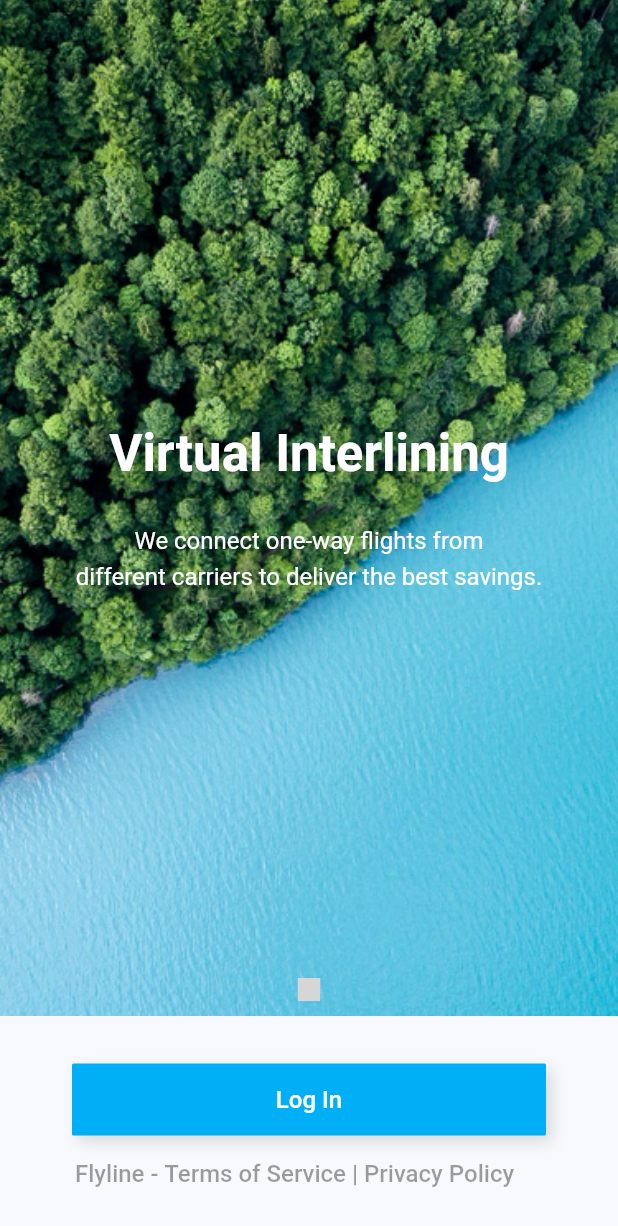
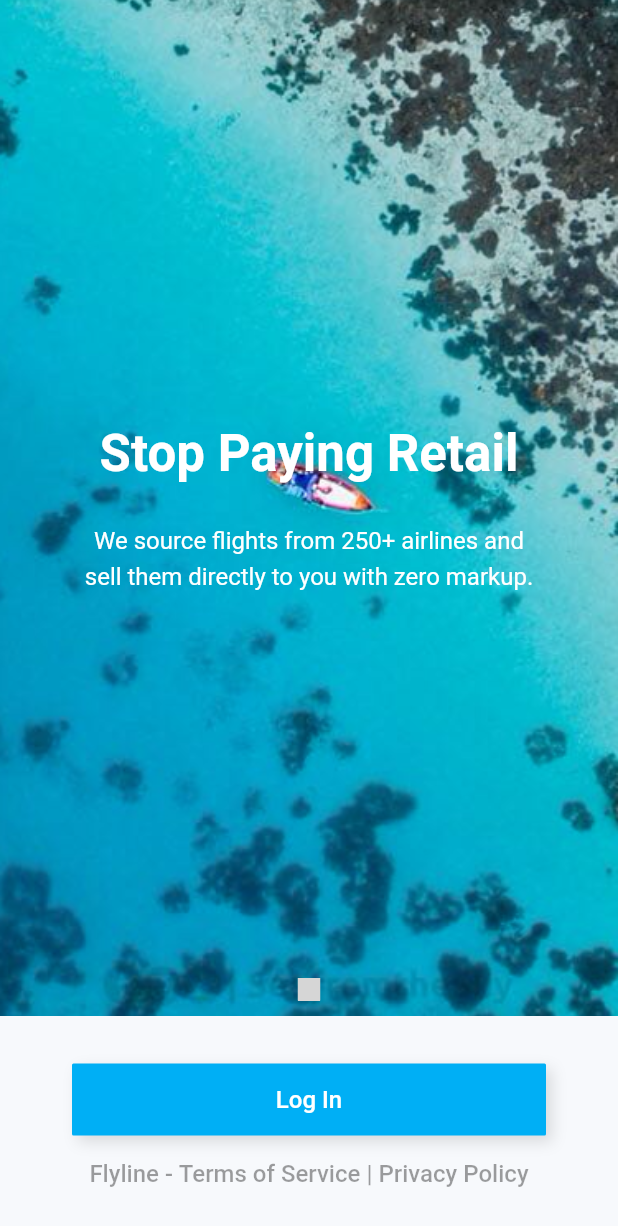
Before and after one commit to soliddev328/flutter-dart-uidexco, a Flutter app: the screen it shows after launch, on a phone screen of 412 x 824 dp. Shown: the top 1226 px of the screen. Run offline on Flutter 3.47's test engine with Material 2 defaults, Android fonts, the phone set to English and light mode, and no system bars; our stand-ins replace dio, flushbar, flutter_datetime_picker, font_awesome_flutter, rflutter_alert, rxdart and 3 more; missing offline and left inert: date_range_picker, flutter_page_indicator, onesignal_flutter, select_dialog, simple_autocomplete_formfield; project files that could hold a hidden picture were left out; grey boxes are pictures that could not be loaded.

Commit message:
some fixes

```diff
--- a/flyline_flutter_app-master/lib/introductionScreen.dart
+++ b/flyline_flutter_app-master/lib/introductionScreen.dart
@@ -43,18 +43,18 @@ class _IntroductionScreenState extends State<IntroductionScreen> {
       assetsImage: 'assets/images/bg_introduction3.png',
     ));
 
-    sliderTimer = Timer.periodic(Duration(seconds: 4), (timer) {
-      if (currentShowIndex == 0) {
-        pageController.animateTo(MediaQuery.of(context).size.width,
-            duration: Duration(seconds: 1), curve: Curves.fastOutSlowIn);
-      } else if (currentShowIndex == 1) {
-        pageController.animateTo(MediaQuery.of(context).size.width * 2,
-            duration: Duration(seconds: 1), curve: Curves.fastOutSlowIn);
-      } else if (currentShowIndex == 2) {
-        pageController.animateTo(0,
-            duration: Duration(seconds: 1), curve: Curves.fastOutSlowIn);
-      }
-    });
+//    sliderTimer = Timer.periodic(Duration(seconds: 4), (timer) {
+//      if (currentShowIndex == 0) {
+//        pageController.animateTo(MediaQuery.of(context).size.width,
+//            duration: Duration(seconds: 1), curve: Curves.fastOutSlowIn);
+//      } else if (currentShowIndex == 1) {
+//        pageController.animateTo(MediaQuery.of(context).size.width * 2,
+//            duration: Duration(seconds: 1), curve: Curves.fastOutSlowIn);
+//      } else if (currentShowIndex == 2) {
+//        pageController.animateTo(0,
+//            duration: Duration(seconds: 1), curve: Curves.fastOutSlowIn);
+//      }
+//    });
     super.initState();
   }
 
@@ -84,8 +84,8 @@ class _IntroductionScreenState extends State<IntroductionScreen> {
                     )
                   ),
                   child: PageView(
+//                    physics: NeverScrollableScrollPhysics(),
                     controller: pageController,
-                    pageSnapping: true,
                     onPageChanged: (index) {
                       setState(() {
                         currentShowIndex = index;
@@ -163,8 +163,9 @@ class _IntroductionScreenState extends State<IntroductionScreen> {
             ),
             Padding(
               padding: const EdgeInsets.only(
-                  left: 50, right: 40, bottom: 32, top: 8),
+                   bottom: 32, top: 8),
               child: Row(
+                mainAxisAlignment: MainAxisAlignment.center,
                 children: <Widget>[
                   Material(
                     color: Colors.transparent,
--- a/flyline_flutter_app-master/pubspec.yaml
+++ b/flyline_flutter_app-master/pubspec.yaml
@@ -11,7 +11,7 @@ description: A new Flutter project.
 # In iOS, build-name is used as CFBundleShortVersionString while build-number used as CFBundleVersion.
 # Read more about iOS versioning at
 # https://developer.apple.com/library/archive/documentation/General/Reference/InfoPlistKeyReference/Articles/CoreFoundationKeys.html
-version: 1.0.0+2
+version: 1.0.0+4
 
 environment:
   sdk: ">=2.4.0 <3.0.0"
```
Also changed, not shown: 1 other file.
